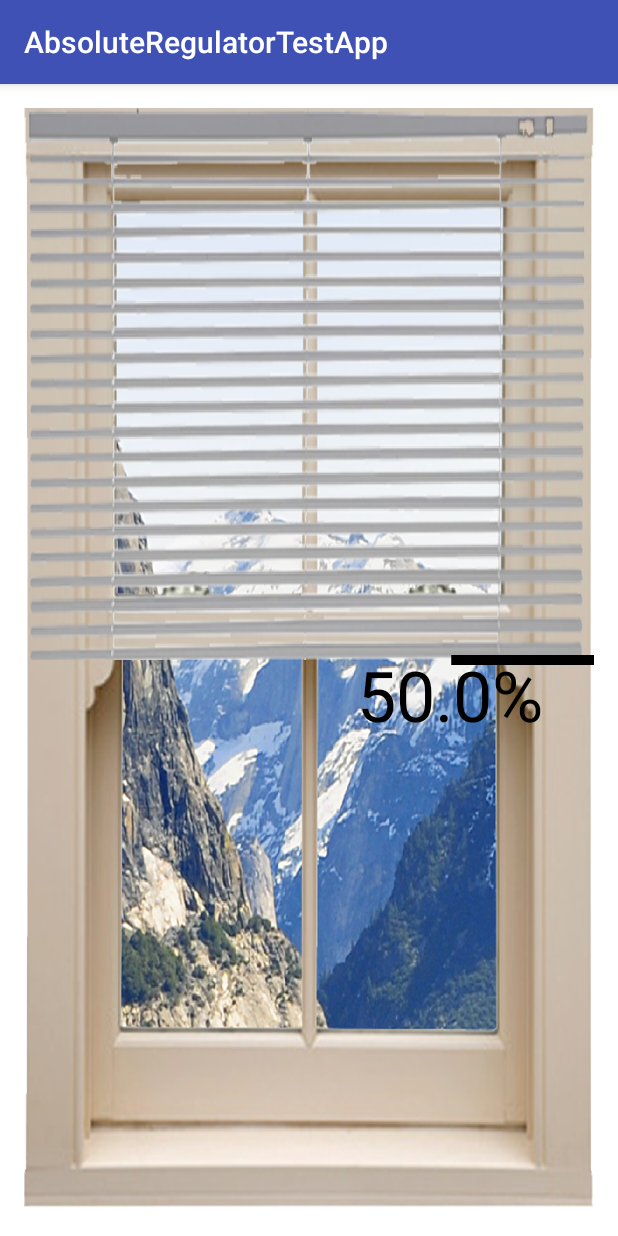
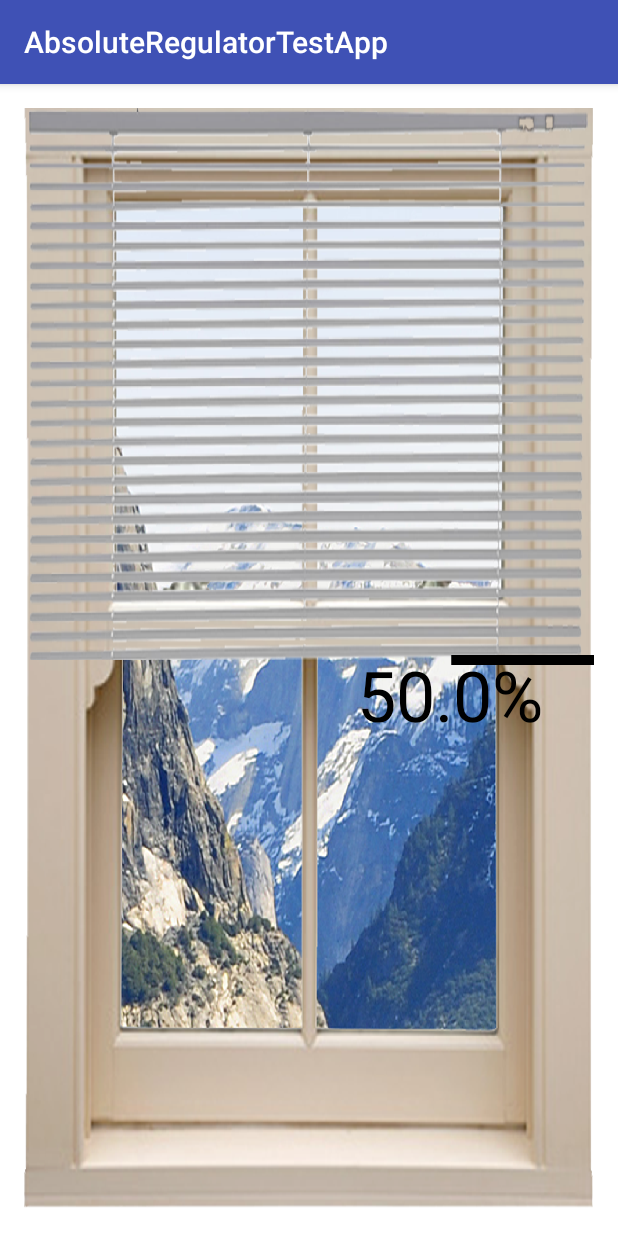
Before and after one commit to fRandOmizer/DISII-Project, an Android app: the screen it shows after launch (MainActivity), on a phone screen of 412 x 824 dp. Run offline under Robolectric (Android 15) with nearby library versions, the phone set to English and light mode, and no system bars.

Commit message:
AbsoluteRegulatorView: Fixed image scaling (fixes #10)

```diff
--- a/src/AbsoluteRegulatorTestApp/app/src/main/java/com/distopia/absoluteregulatortestapp/AbsoluteRegulatorView.java
+++ b/src/AbsoluteRegulatorTestApp/app/src/main/java/com/distopia/absoluteregulatortestapp/AbsoluteRegulatorView.java
@@ -144,22 +144,6 @@ public class AbsoluteRegulatorView extends View {
         currentPaint.setColor(currentValueColor);
         currentPaint.setStrokeWidth(indicatorLineSize);
 
-        // add images
-        width = 900;
-        height = 1400;
-        resizeImages(width, height);
-
-        ClipDrawable clippy;
-        clippy = new ClipDrawable(imageMax, Gravity.BOTTOM, 2);
-        clippy.setVisible(true, true);
-        clippy.setLevel(10000);
-
-        Drawable[] array = new Drawable[2];
-        array[0] = imageMin;
-        array[1] = clippy;
-        layer = new LayerDrawable(array);
-
-        // Update TextPaint and text measurements from attributes
         invalidateTextPaintAndMeasurements();
     }
 
@@ -320,6 +304,16 @@ public class AbsoluteRegulatorView extends View {
             imageMin.setGravity(Gravity.BOTTOM + Gravity.FILL);
             imageMax.setGravity(Gravity.BOTTOM + Gravity.FILL_HORIZONTAL);
         }
+
+        ClipDrawable clippy;
+        clippy = new ClipDrawable(imageMax, Gravity.BOTTOM, 2);
+        clippy.setVisible(true, true);
+        clippy.setLevel(10000);
+
+        Drawable[] array = new Drawable[2];
+        array[0] = imageMin;
+        array[1] = clippy;
+        layer = new LayerDrawable(array);
     }
 
     private float normalizeValue(float value) {
```
